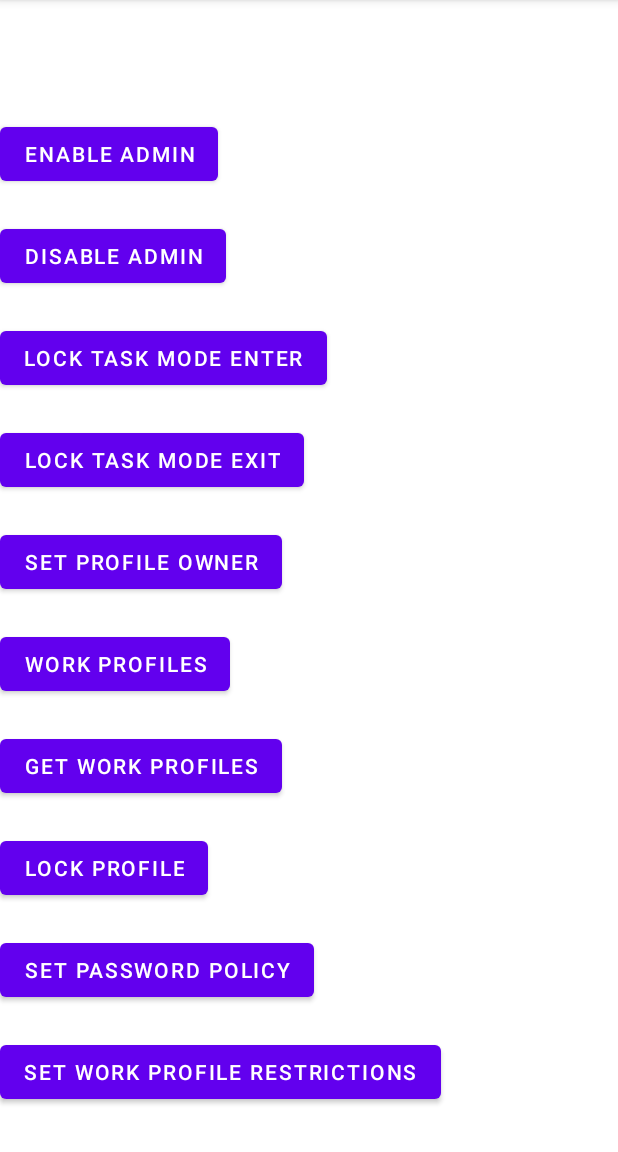
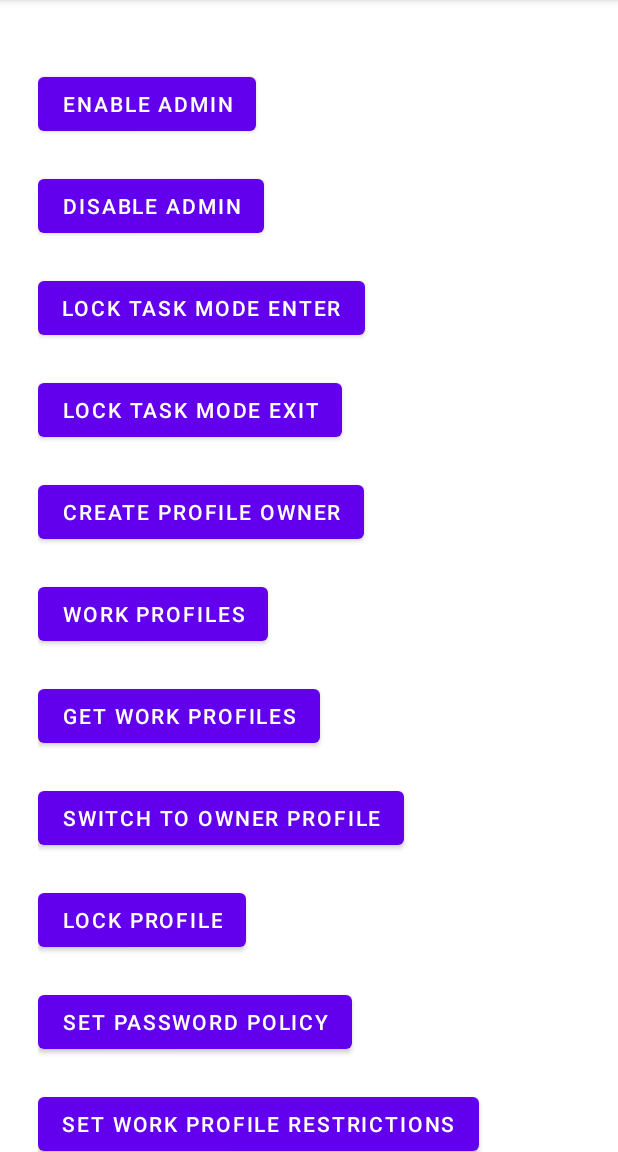
Before and after one commit to Clementine2829/MastersApp, an Android app: the screen it shows after launch (MainActivity), on a phone screen of 412 x 824 dp, the part 84-1236 px from its top. Run offline under Robolectric (Android 15) with nearby library versions, the phone set to English and light mode, and no system bars; 1 statement that could not run was skipped.

Commit message:
Added a way to open settings to switch profiles. App installations. Manage and other things

```diff
--- a/app/src/main/java/co/za/clementine/mastersapp/DeviceOwnerReceiver.kt
+++ b/app/src/main/java/co/za/clementine/mastersapp/DeviceOwnerReceiver.kt
@@ -17,6 +17,7 @@ class DeviceOwnerReceiver : DeviceAdminReceiver() {
 
 //        manager.setProfileName(componentName, context.getString(R.string.profile_name))
         manager.setProfileName(componentName, context.getString(R.string.profile_name_clementine))
+        manager.setProfileEnabled(componentName);
 
         val intent = Intent(context, MainActivity::class.java)
         intent.addFlags(Intent.FLAG_ACTIVITY_NEW_TASK)
@@ -60,7 +61,9 @@ class DeviceOwnerReceiver : DeviceAdminReceiver() {
         showToast(context, "Device policies applied");
     }
 
-
+    private fun getComponentName(context: Context): ComponentName {
+        return ComponentName(context, DeviceOwnerReceiver::class.java)
+    }
     private fun disableCamera(dpm: DevicePolicyManager, adminComponent: ComponentName) {
         dpm.setCameraDisabled(adminComponent, true)
     }
--- a/app/src/main/java/co/za/clementine/mastersapp/MainActivity.kt
+++ b/app/src/main/java/co/za/clementine/mastersapp/MainActivity.kt
@@ -12,24 +12,34 @@ import android.widget.Button
 import android.widget.Toast
 import androidx.annotation.RequiresApi
 import androidx.appcompat.app.AppCompatActivity
+import co.za.clementine.mastersapp.permissions.StorageAccessPermission
 import co.za.clementine.mastersapp.policies.device.DevicePolicies
+import co.za.clementine.mastersapp.policies.device.PoliciesManager
+import co.za.clementine.mastersapp.policies.device.ProfilePolicies
+import co.za.clementine.mastersapp.profile.apps.ManageWorkProfileInstalledApps
+import co.za.clementine.mastersapp.profiles.switch_between.ProfileSelectionDialog
+import co.za.clementine.mastersapp.profiles.switch_between.ProfileSwitcher
+
 
 class MainActivity : AppCompatActivity() {
 
     private lateinit var devicePolicyManager: DevicePolicyManager
     private lateinit var adminComponentName: ComponentName
     private val PROVISIONING_REQUEST_CODE = 123
-    val profileSelectionDialog = ProfileSelectionDialog(this)
 
+    private lateinit var manageWorkProfileInstalledApps: ManageWorkProfileInstalledApps
+    private lateinit var storageAccessPermission: StorageAccessPermission
 
-    companion object {
-        const val RESULT_ENABLE = 1
-    }
 
     @RequiresApi(Build.VERSION_CODES.R)
     override fun onCreate(savedInstanceState: Bundle?) {
         super.onCreate(savedInstanceState)
         setContentView(R.layout.activity_main)
+
+        storageAccessPermission = StorageAccessPermission(this)
+        storageAccessPermission.checkAndRequestPermission()
+
+        val profileSelectionDialog = ProfileSelectionDialog(this)
 
         val btnEnableAdmin = findViewById<Button>(R.id.btnEnableAdmin)
         val btnDisableAdmin = findViewById<Button>(R.id.btnDisableAdmin)
@@ -38,15 +48,24 @@ class MainActivity : AppCompatActivity() {
         val btnSetProfileOwner = findViewById<Button>(R.id.btnSetProfileOwner)
         val btnNavigateToWorkProfile = findViewById<Button>(R.id.btnNavigateToWorkProfile)
         val btnGetProfile = findViewById<Button>(R.id.btnGetProfile)
+        val btnSwitchToOwnerProfile = findViewById<Button>(R.id.btnSwitchToOwnerProfile)
         val btnLockDevice = findViewById<Button>(R.id.btnLockDevice)
         val btnSetPasswordPolicy = findViewById<Button>(R.id.btnSetPasswordPolicy)
         val btnSetWorkProfileRestrictions = findViewById<Button>(R.id.setWorkProfileRestrictions)
+        val btnInstallApps = findViewById<Button>(R.id.btnInstallApps)
+        val btnGetInstalledAppsInWorkProfile = findViewById<Button>(R.id.btnGetInstalledAppsInWorkProfile)
+        val removeDeviceAdmin = findViewById<Button>(R.id.removeDeviceAdmin)
+
+
+        devicePolicyManager = getSystemService(Context.DEVICE_POLICY_SERVICE) as DevicePolicyManager
+        adminComponentName = ComponentName(this, DeviceOwnerReceiver::class.java)
+
+        manageWorkProfileInstalledApps = ManageWorkProfileInstalledApps(this)
+
 
         checkDeviceOwner(savedInstanceState)
 
-
         val workProfileManager = WorkProfileManager(this)
-        val devicePolicies = DevicePolicies(this)
 
         btnEnableAdmin.setOnClickListener {
             enableAdmin()
@@ -65,17 +84,30 @@ class MainActivity : AppCompatActivity() {
         }
 
         btnSetProfileOwner.setOnClickListener {
-            workProfileManager.createWorkProfile()
+//            if (arePoliciesApplied()){
+                workProfileManager.createWorkProfile()
+//            } else {
+//                showDialog()
+//            }
         }
         btnNavigateToWorkProfile.setOnClickListener {
             workProfileManager.navigateToWorkProfileSettings()
         }
         btnGetProfile.setOnClickListener {
+//            if (arePoliciesApplied()){
+                profileSelectionDialog.showAndSwitchToWorkProfile()
+//            } else {
+//                showPolicyDialog(this)
+//            }
+        }
 
-
-            val user = profileSelectionDialog.show()
-            Toast.makeText(this, "this " + user, Toast.LENGTH_SHORT).show()
-            println("this userL " + user);
+        btnSwitchToOwnerProfile.setOnClickListener {
+//            if (arePoliciesApplied()){
+                val profileSwitcher = ProfileSwitcher(this);
+                profileSwitcher.switchToAdminProfile();
+//            } else {
+//                showPolicyDialog(this)
+//            }
         }
 
         btnLockDevice.setOnClickListener {
@@ -83,28 +115,40 @@ class MainActivity : AppCompatActivity() {
         }
 
         btnSetPasswordPolicy.setOnClickListener {
-            devicePolicies.setPasswordPolicy()
+            DevicePolicies(this);
         }
 
         btnSetWorkProfileRestrictions.setOnClickListener {
-            devicePolicies.setWorkProfileRestrictions()
+            ProfilePolicies(this)
         }
 
+        btnInstallApps.setOnClickListener {
+
+        }
+
+        removeDeviceAdmin.setOnClickListener {
+            PoliciesManager.removeDeviceAdmin(devicePolicyManager, adminComponentName, this);
+        }
+        btnGetInstalledAppsInWorkProfile.setOnClickListener {
+            val workProfileApps = getWorkProfileInstalledApps()
+            val adminApps = getAdminInstalledApps()
+            println("Work profile installed apps ")
+            workProfileApps.forEach{
+                println(it)
+            }
+//            println("\n\nAdmin installed apps ")
+//            adminApps.forEach{
+//                println(it)
+//            }
+        }
 
     }
 
-
     private fun checkDeviceOwner(savedInstanceState: Bundle?) {
-
-        devicePolicyManager = getSystemService(Context.DEVICE_POLICY_SERVICE) as DevicePolicyManager
-        adminComponentName = ComponentName(this, DeviceOwnerReceiver::class.java)
-
-
         var doMessage = "App's device owner state is unknown"
 
         if (savedInstanceState == null) {
-            val manager = getSystemService(DEVICE_POLICY_SERVICE) as DevicePolicyManager
-            doMessage = if (manager.isDeviceOwnerApp(applicationContext.packageName)) {
+            doMessage = if (devicePolicyManager.isDeviceOwnerApp(applicationContext.packageName)) {
                 "App is device owner"
             } else {
                 "App is not device owner"
@@ -120,18 +164,24 @@ class MainActivity : AppCompatActivity() {
         intent.putExtra(DevicePolicyManager.EXTRA_DEVICE_ADMIN, adminComponentName)
         startActivity(intent)
     }
-
     private fun disableAdmin() {
         devicePolicyManager.removeActiveAdmin(adminComponentName)
     }
-
     private fun lockTaskModeEnter() {
         devicePolicyManager.setLockTaskPackages(adminComponentName, arrayOf(packageName))
         startLockTask()
     }
-
     private fun lockTaskModeExit() {
         stopLockTask()
+    }
+
+
+    private fun getWorkProfileInstalledApps(): List<String> {
+        return manageWorkProfileInstalledApps.getInstalledAppsInWorkProfile()
+    }
+
+    private fun getAdminInstalledApps(): List<String> {
+        return manageWorkProfileInstalledApps.getInstalledAppsForAdmin()
     }
 
     @Deprecated("Deprecated in Java")
@@ -159,7 +209,8 @@ class MainActivity : AppCompatActivity() {
             return
         }
 
-        devicePolicyManager.setProfileName(adminComponentName, "Your Profile Name")
+        devicePolicyManager.setProfileName(adminComponentName, "Work Profile")
         Toast.makeText(this, "Profile owner enabled", Toast.LENGTH_SHORT).show()
     }
+
 }
--- a/app/src/main/java/co/za/clementine/mastersapp/policies/device/MyDevicePolicyManager.kt
+++ /dev/null
@@ -1,4 +0,0 @@
-package co.za.clementine.mastersapp.policies.device
-
-class MyDevicePolicyManager {
-}
--- a/app/src/main/java/co/za/clementine/mastersapp/ProfileSelectionDialog.kt
+++ b/app/src/main/java/co/za/clementine/mastersapp/profiles/switch_between/ProfileSelectionDialog.kt
@@ -1,18 +1,24 @@
-package co.za.clementine.mastersapp
+package co.za.clementine.mastersapp.profiles.switch_between
 
+import android.app.Activity
 import android.app.admin.DevicePolicyManager
 import android.content.ComponentName
 import android.content.Context
+import android.os.UserHandle
 import android.os.UserManager
 import android.widget.ArrayAdapter
 import android.widget.ListView
 import android.widget.Toast
+import co.za.clementine.mastersapp.DeviceOwnerReceiver
+
 
 class ProfileSelectionDialog(private val context: Context) {
-    private val REQUEST_CODE_MANAGE_USERS = 100  // You can choose any unique integer value
 
-    fun show() {
-        val userManager = context.getSystemService(Context.USER_SERVICE) as UserManager
+    private val userManager = context.getSystemService(Context.USER_SERVICE) as UserManager
+    private val dpm = context.getSystemService(Context.DEVICE_POLICY_SERVICE) as DevicePolicyManager
+    private val adminComponentName = ComponentName(context, DeviceOwnerReceiver::class.java)
+
+    fun showAndSwitchToWorkProfile() {
         val profiles = userManager.userProfiles
         val profileNames = mutableListOf<String>()
 
@@ -49,9 +55,6 @@ class ProfileSelectionDialog(private val context: Context) {
 
     // Inside your switchToProfile method
     private fun switchToProfile() {
-        val dpm = context.getSystemService(Context.DEVICE_POLICY_SERVICE) as DevicePolicyManager
-        val adminComponentName = ComponentName(context, DeviceOwnerReceiver::class.java)
-
         if (dpm.isDeviceOwnerApp(context.packageName)) {
             val userHandles = dpm.getSecondaryUsers(adminComponentName)
             if (userHandles.isNotEmpty()) {
@@ -64,6 +67,32 @@ class ProfileSelectionDialog(private val context: Context) {
             System.out.println("App is not device manager")
         }
     }
-
+//    fun switchToAdminProfile() {
+//
+//        println("Hi clementine 2, clicked... ")
+//
+//        if (dpm.isProfileOwnerApp(context.packageName)) {
+//            val userHandles = userManager.userProfiles
+//            if (userHandles.isNotEmpty()) {
+//                val targetUserHandle = userHandles.find { userManager.isSystemUser(it) }
+//                if (targetUserHandle != null) {
+//                    // Note: switchUser is a hidden method and may not be accessible
+//                    try {
+//                        val switchUserMethod = dpm.javaClass.getMethod("switchUser", ComponentName::class.java, UserHandle::class.java)
+//                        switchUserMethod.invoke(dpm, adminComponentName, targetUserHandle)
+//                        Toast.makeText(context, "Switched to admin user", Toast.LENGTH_SHORT).show()
+//                    } catch (e: Exception) {
+//                        Toast.makeText(context, "Failed to switch user", Toast.LENGTH_SHORT).show()
+//                    }
+//                } else {
+//                    Toast.makeText(context, "Admin user not found", Toast.LENGTH_SHORT).show()
+//                }
+//            } else{
+//                Toast.makeText(context, "User empty", Toast.LENGTH_SHORT).show()
+//            }
+//        } else{
+//            System.out.println("App is not device manager")
+//        }
+//    }
 
 }
--- a/app/src/main/res/layout/activity_main.xml
+++ b/app/src/main/res/layout/activity_main.xml
@@ -9,13 +9,13 @@
             android:layout_width="match_parent"
             android:layout_height="wrap_content"
             android:orientation="vertical"
-            android:layout_gravity="center_vertical">
+            android:padding="25dp">
 
             <Button
                 android:id="@+id/btnEnableAdmin"
                 android:layout_width="wrap_content"
                 android:layout_height="wrap_content"
-                android:layout_marginTop="50dp"
+                android:layout_marginTop="20dp"
                 android:text="@string/enable_admin" />
 
             <Button
@@ -44,7 +44,7 @@
                 android:layout_width="wrap_content"
                 android:layout_height="wrap_content"
                 android:layout_marginTop="20dp"
-                android:text="@string/set_profile_owner" />
+                android:text="@string/create_profile_owner" />
 
             <Button
                 android:id="@+id/btnNavigateToWorkProfile"
@@ -59,6 +59,13 @@
                 android:layout_height="wrap_content"
                 android:layout_marginTop="20dp"
                 android:text="@string/get_work_profiles" />
+
+            <Button
+                android:id="@+id/btnSwitchToOwnerProfile"
+                android:layout_width="wrap_content"
+                android:layout_height="wrap_content"
+                android:layout_marginTop="20dp"
+                android:text="@string/switch_to_owner_profile" />
 
             <Button
                 android:id="@+id/btnLockDevice"
@@ -81,5 +88,26 @@
                 android:layout_marginTop="20dp"
                 android:text="@string/set_work_profile_restrictions" />
 
+            <Button
+                android:id="@+id/btnInstallApps"
+                android:layout_width="wrap_content"
+                android:layout_height="wrap_content"
+                android:layout_marginTop="20dp"
+                android:text="@string/install_apps" />
+
+            <Button
+                android:id="@+id/btnGetInstalledAppsInWorkProfile"
+                android:layout_width="wrap_content"
+                android:layout_height="wrap_content"
+                android:layout_marginTop="20dp"
+                android:text="@string/get_installed_apps" />
+
+            <Button
+                android:id="@+id/removeDeviceAdmin"
+                android:layout_width="wrap_content"
+                android:layout_height="wrap_content"
+                android:layout_marginTop="20dp"
+                android:text="@string/remove_device_admin" />
+
         </LinearLayout>
 </ScrollView>
--- a/app/src/main/res/values/strings.xml
+++ b/app/src/main/res/values/strings.xml
@@ -10,7 +10,11 @@
     <string name="lock_profile">Lock profile</string>
     <string name="get_work_profiles">Get Work Profiles</string>
     <string name="work_profiles">Work Profiles</string>
-    <string name="set_profile_owner">Set Profile Owner</string>
+    <string name="create_profile_owner">Create Profile Owner</string>
     <string name="set_password_policy">Set password policy</string>
     <string name="set_work_profile_restrictions">Set work profile restrictions</string>
+    <string name="install_apps">Install Apps</string>
+    <string name="get_installed_apps">Get Installed Apps</string>
+    <string name="remove_device_admin">Remove device admin</string>
+    <string name="switch_to_owner_profile">Switch to owner profile</string>
 </resources>
```
Also changed, not shown: app/src/main/AndroidManifest.xml (+22 -1 lines), app/src/main/java/co/za/clementine/mastersapp/profile/apps/InstallationReceiver.kt (added, +30 -0 lines), app/src/main/java/co/za/clementine/mastersapp/profile/apps/ManageWorkProfileInstalledApps.java (+41 -8 lines), app/src/main/java/co/za/clementine/mastersapp/profiles/switch_between/ProfileSwitcher.java (added, +27 -0 lines).
